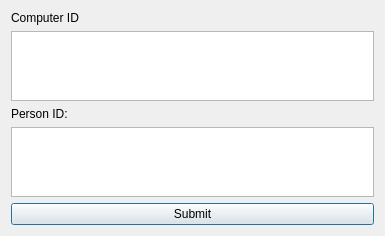
Old version of the form add_connections.ui in the repository HKH515/VLN56.
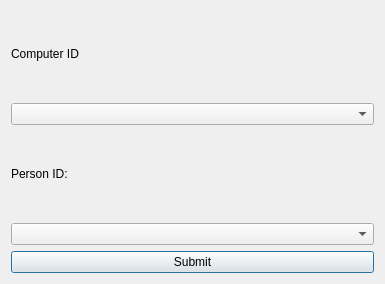
New version of the form.

Commit message: fixed few lines in add button and changed the add_connection window

```diff
--- a/add_connections.ui
+++ b/add_connections.ui
@@ -7,7 +7,7 @@
     <x>0</x>
     <y>0</y>
     <width>385</width>
-    <height>181</height>
+    <height>284</height>
    </rect>
   </property>
   <property name="windowTitle">
@@ -22,7 +22,7 @@
     </widget>
    </item>
    <item>
-    <widget class="QTextEdit" name="Computer_ID"/>
+    <widget class="QComboBox" name="computer_dropdown"/>
    </item>
    <item>
     <widget class="QLabel" name="label">
@@ -32,7 +32,7 @@
     </widget>
    </item>
    <item>
-    <widget class="QTextEdit" name="Person_ID"/>
+    <widget class="QComboBox" name="person_dropdown"/>
    </item>
    <item>
     <widget class="QPushButton" name="Submit_connections">
```
The commit also changes 1 other file.
